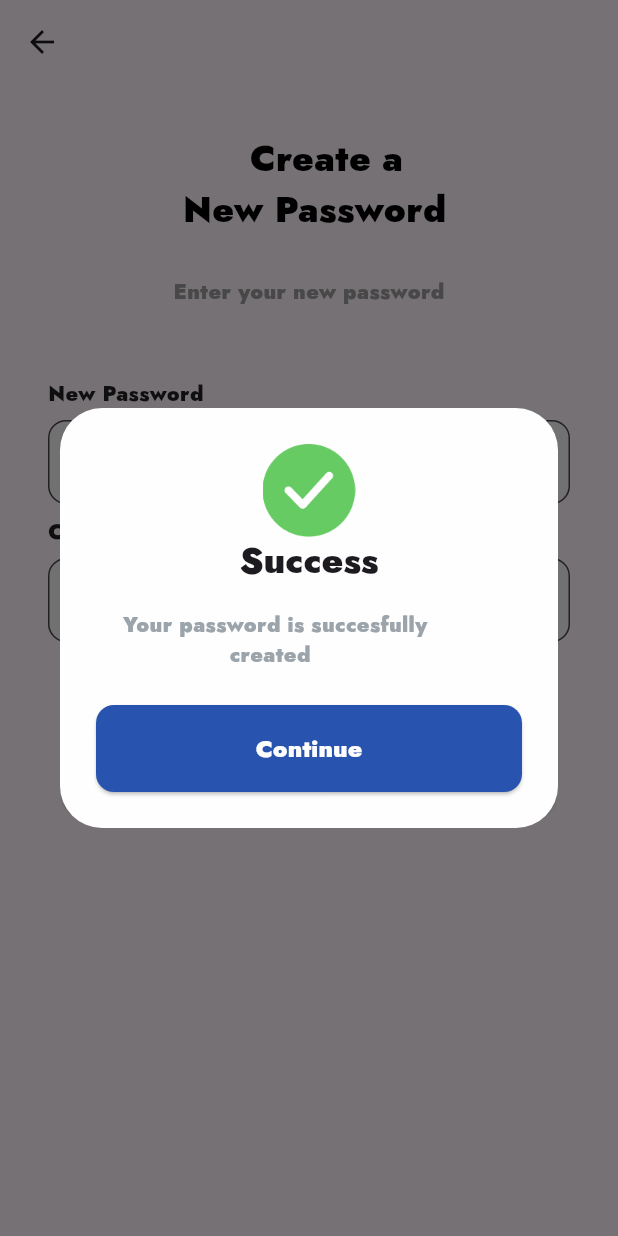
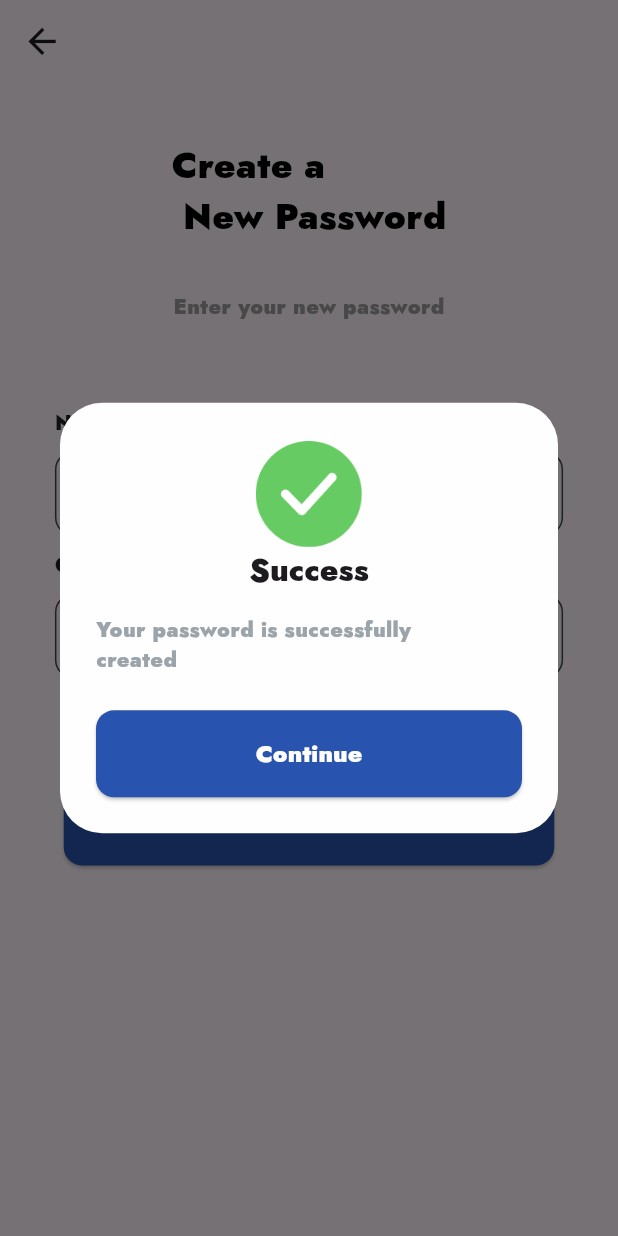
Before and after one commit to Yeheafandi/focal_project, a Flutter app: the ResetPasswordScreen screen opened by its route, after a tap on "Next", on a phone screen of 412 x 824 dp. Run offline on Flutter 3.47's test engine with Material 3 defaults, Android fonts, the light colour scheme and no system bars; our stand-ins replace firebase_core, flutter_map, flutter_otp_text_field, flutter_screenutil, get, latlong2 and 3 more; accounts and stored records are empty; statements that could not run were skipped.

Commit message:
apply responsive on reset password screen

```diff
--- a/lib/main.dart
+++ b/lib/main.dart
@@ -27,7 +27,7 @@ class MyApp extends StatelessWidget {
 
         debugShowCheckedModeBanner: false,
         initialBinding: InitializeBinding(),
-        initialRoute: Routes.notificationScreen,
+        initialRoute: Routes.onboarding,
         getPages: AppRoutes.screens,
       ),
     );
--- a/lib/view/auth/auth_view/reset_password_screen.dart
+++ b/lib/view/auth/auth_view/reset_password_screen.dart
@@ -1,43 +1,99 @@
 import 'package:flutter/material.dart';
+import 'package:flutter_screenutil/flutter_screenutil.dart';
 import 'package:focal_project/core/constants/app_colors.dart';
 import 'package:focal_project/core/constants/app_images.dart';
 import 'package:focal_project/core/constants/app_spaces.dart';
-import 'package:focal_project/routes/routes.dart';
 import 'package:focal_project/view/auth/widgets/custome_form_field.dart';
 import 'package:focal_project/widgets/custom_text.dart';
 import 'package:focal_project/widgets/custome_button.dart';
-import 'package:get/get_core/src/get_main.dart';
-import 'package:get/get_navigation/src/extension_navigation.dart';
+import 'package:get/get.dart';
 
 class ResetPasswordScreen extends StatelessWidget {
   const ResetPasswordScreen({super.key});
 
   @override
   Widget build(BuildContext context) {
-    return Scaffold(appBar: AppBar( leading: IconButton(onPressed: Get.back, icon: Icon(Icons.arrow_back)),),
-      body: Padding(
-        padding: const EdgeInsets.all(AppSpaces.paddingExtraLarge32),
-        child: Center(
-          child: Column(spacing: 8,
-            children: [
-              mainTitle('       Create a\n New Password',AppColors.primaryBlack),
-            SizedBox(height: AppSpaces.heightMedium,),
-              FittedBox(fit: BoxFit.scaleDown, child: subTitle('Enter your new password', AppColors.grey, FontWeight.normal)),
-                  SizedBox(height: AppSpaces.heightExtraLarge,) ,
-            Column(crossAxisAlignment: CrossAxisAlignment.start,
-            spacing: 8,  children: [subTitle('New Password', AppColors.black87, FontWeight.bold),
-               CustomeFormField(isPassword:true,type: TextInputType.visiblePassword, hintText: 'Enter your password'),
-               subTitle('Confirm Password', AppColors.black87, FontWeight.bold),
-               CustomeFormField(isPassword:true,type: TextInputType.visiblePassword, hintText: 'Confirm your password'),],
+    return Scaffold(
+      appBar: AppBar(
+        leading: IconButton(
+          onPressed: Get.back,
+          icon: Icon(Icons.arrow_back, size: 24.sp),
+        ),
+      ),
+      body: SingleChildScrollView(
+        child: Padding(
+          padding: EdgeInsets.all(AppSpaces.paddingExtraLarge32.r),
+          child: Center(
+            child: Column(
+              spacing: 8.h,
+              children: [
+                mainTitle('Create a\n New Password', AppColors.primaryBlack),
+                SizedBox(height: AppSpaces.heightMedium.h),
+                FittedBox(
+                  fit: BoxFit.scaleDown,
+                  child: subTitle('Enter your new password', AppColors.grey,
+                      FontWeight.normal),
+                ),
+                SizedBox(height: AppSpaces.heightExtraLarge.h),
+                Column(
+                  crossAxisAlignment: CrossAxisAlignment.start,
+                  spacing: 8.h,
+                  children: [
+                    subTitle('New Password', AppColors.black87, FontWeight.bold),
+                    const CustomeFormField(
+                      isPassword: true,
+                      type: TextInputType.visiblePassword,
+                      hintText: 'Enter your password',
+                    ),
+                    subTitle(
+                        'Confirm Password', AppColors.black87, FontWeight.bold),
+                    const CustomeFormField(
+                      isPassword: true,
+                      type: TextInputType.visiblePassword,
+                      hintText: 'Confirm your password',
+                    ),
+                  ],
+                ),
+                SizedBox(height: 40.h),
+                CustomeButton(
+                  text: 'Next',
+                  onPressed: () {
+                    Get.dialog(
+                      AlertDialog(
+                        backgroundColor: AppColors.textWhite,
+                        content: subTitle(
+                            'Your password is successfully\ncreated',
+                            AppColors.hintColor,
+                            FontWeight.normal),
+                        title: Center(
+                          child: Column(
+                            children: [
+                              Image.asset(
+                                AppImages.check,
+                                width: 62.w,
+                                height: 62.h,
+                              ),
+                              Text('Success', style: TextStyle(fontSize: 18.sp)),
+                            ],
+                          ),
+                        ),
+                        actions: [
+                          CustomeButton(
+                            text: 'Continue',
+                            onPressed: () {
+                              Get.back();
+                            },
+                          )
+                        ],
+                      ),
+                    );
+                  },
+                ),
+              ],
             ),
-            SizedBox(height: 40,),
-
-            CustomeButton(text: 'Next',onPressed: () {Get.dialog(AlertDialog(backgroundColor: AppColors.textWhite,content: subTitle('    Your password is succesfully\n                    created', AppColors.hintColor, FontWeight.normal),title: Center(child: Column(
-              children: [Image.asset(AppImages.check,width: 62,height: 62,),
-                Text('Success'),
-              ],
-            )),actions: [CustomeButton(text: 'Continue',onPressed: () {
-
-            },)],));},),]))));
+          ),
+        ),
+      ),
+    );
   }
 }
```
Also changed, not shown: pubspec.lock, 6 other files.
